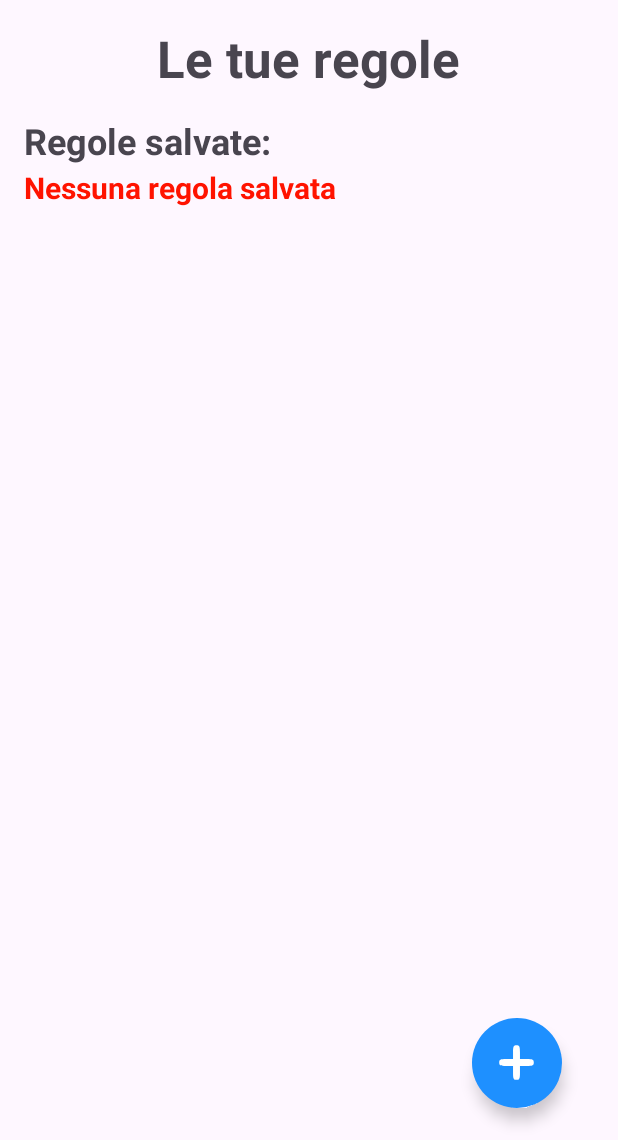
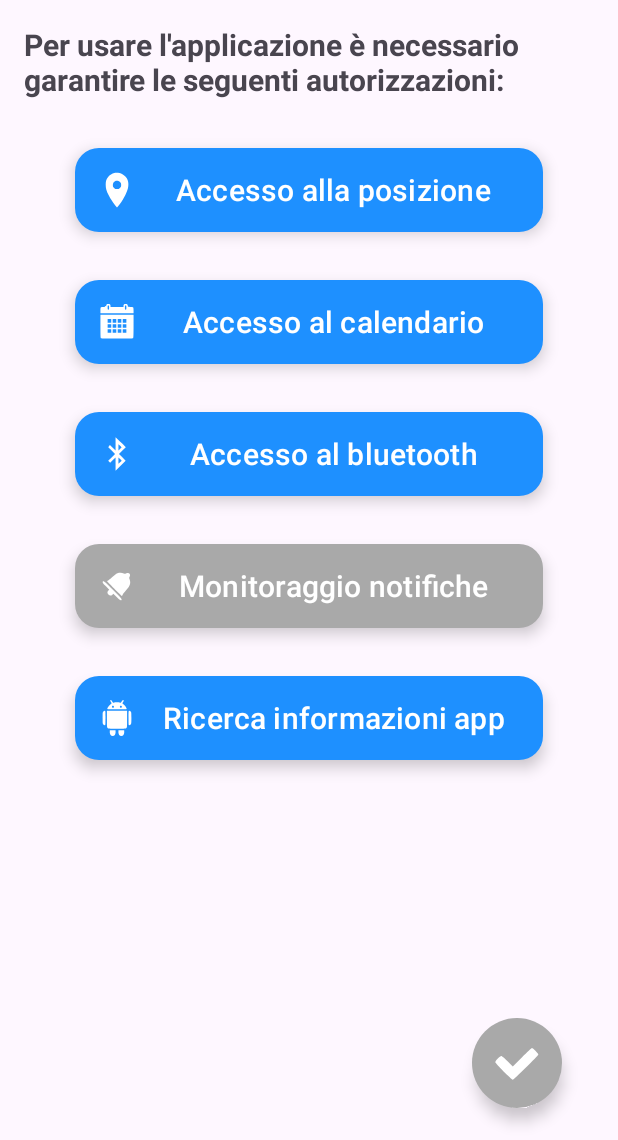
Before and after one commit to AleDeGregorio/PrivacyManager, an Android app: the screen it shows after launch (MainActivity before the commit, AskPermissionsActivity after it), on a phone screen of 412 x 824 dp, the part 96-1236 px from its top. Run offline under Robolectric (Android 15) with nearby library versions, the phone set to English and light mode, and no system bars.

Commit message:
feat: new launching activity asking for permissions

```diff
--- /dev/null
+++ b/app/src/main/java/it/polito/s294545/privacymanager/activities/AskPermissionsActivity.kt
@@ -0,0 +1,272 @@
+package it.polito.s294545.privacymanager.activities
+
+import android.Manifest
+import android.app.AppOpsManager
+import android.content.Intent
+import android.content.pm.PackageManager
+import android.content.res.ColorStateList
+import android.os.Bundle
+import android.provider.Settings
+import androidx.activity.OnBackPressedCallback
+import androidx.appcompat.app.AppCompatActivity
+import androidx.core.app.NotificationManagerCompat
+import com.google.android.material.floatingactionbutton.ExtendedFloatingActionButton
+import com.google.android.material.floatingactionbutton.FloatingActionButton
+import it.polito.s294545.privacymanager.R
+
+class AskPermissionsActivity : AppCompatActivity() {
+
+    private val NUMBER_OF_PERMISSIONS = 5
+    // Count the permissions granted. If there are NUMBER_OF_PERMISSIONS of them, then ok
+    private var countPermissions = 0
+
+    // Permissions
+    private val LOCATION_PERMISSION_REQUEST = 101
+    private val LOCATION_PERMISSIONS = arrayOf(
+        Manifest.permission.ACCESS_FINE_LOCATION,
+        Manifest.permission.ACCESS_COARSE_LOCATION
+    )
+
+    private val CALENDAR_PERMISSION_REQUEST = 102
+    private val CALENDAR_PERMISSIONS = arrayOf(
+        Manifest.permission.READ_CALENDAR,
+        Manifest.permission.WRITE_CALENDAR
+    )
+
+    private val BLUETOOTH_PERMISSION_REQUEST = 103
+    private val BLUETOOTH_PERMISSIONS = arrayOf(
+        Manifest.permission.BLUETOOTH_SCAN,
+        Manifest.permission.BLUETOOTH_ADVERTISE,
+        Manifest.permission.BLUETOOTH_CONNECT
+    )
+
+    private val NOTIFICATION_PERMISSION_REQUEST = 104
+
+    private val PACKAGE_USAGE_STATS_PERMISSION_REQUEST = 105
+
+    private val KILL_PROCESS_PERMISSION_REQUEST = 106
+
+    // Permission buttons
+    private lateinit var locationButton: ExtendedFloatingActionButton
+    private lateinit var calendarButton: ExtendedFloatingActionButton
+    private lateinit var bluetoothButton: ExtendedFloatingActionButton
+    private lateinit var notificationsButton: ExtendedFloatingActionButton
+    private lateinit var usageButton: ExtendedFloatingActionButton
+
+    private lateinit var confirmButton: FloatingActionButton
+
+    override fun onCreate(savedInstanceState: Bundle?) {
+        super.onCreate(savedInstanceState)
+        setContentView(R.layout.activity_ask_permissions)
+
+        // Manage user's back pressure
+        val callback = object : OnBackPressedCallback(true) {
+            override fun handleOnBackPressed() {
+                // Do nothing
+            }
+        }
+        onBackPressedDispatcher.addCallback(this, callback)
+
+        // Confirm permissions button
+        confirmButton = findViewById(R.id.confirm_permissions)
+
+        // Manage permission buttons
+        locationButton = findViewById(R.id.location_permission)
+        if (hasLocationPermission()) {
+            setPermissionButton(locationButton)
+        }
+        else {
+            locationButton.setOnClickListener {
+                requestLocationPermission()
+            }
+        }
+
+        calendarButton = findViewById(R.id.calendar_permission)
+        if (hasCalendarPermission()) {
+            setPermissionButton(calendarButton)
+        }
+        else {
+            calendarButton.setOnClickListener {
+                requestCalendarPermission()
+            }
+        }
+
+        bluetoothButton = findViewById(R.id.bluetooth_permission)
+        if (hasBluetoothPermission()) {
+            setPermissionButton(bluetoothButton)
+        }
+        else {
+            bluetoothButton.setOnClickListener {
+                requestBluetoothPermission()
+            }
+        }
+
+        notificationsButton = findViewById(R.id.notifications_permission)
+        if (hasNotificationPermission()) {
+            setPermissionButton(notificationsButton)
+        }
+        else {
+            notificationsButton.setOnClickListener {
+                requestNotificationPermission()
+            }
+        }
+
+        usageButton = findViewById(R.id.usage_permission)
+        if (hasUsageStatsPermission()) {
+            setPermissionButton(usageButton)
+        }
+        else {
+            usageButton.setOnClickListener {
+                requestUsageStatsPermission()
+            }
+        }
+
+        if (!hasKillProcessPermission()) {
+            requestKillProcessPermission()
+        }
+
+        if (countPermissions == NUMBER_OF_PERMISSIONS) {
+            goToMainApplication()
+        }
+    }
+
+    private fun goToMainApplication() {
+        val intent = Intent(this, MainActivity::class.java)
+        intent.addFlags(Intent.FLAG_ACTIVITY_CLEAR_TOP or Intent.FLAG_ACTIVITY_CLEAR_TASK)
+        startActivity(intent)
+        finish()
+    }
+
+    private fun setConfirmButton() {
+        confirmButton.backgroundTintList = ColorStateList.valueOf(resources.getColor(R.color.primary))
+        confirmButton.isClickable = true
+        confirmButton.isFocusable = true
+
+        confirmButton.setOnClickListener {
+            goToMainApplication()
+        }
+    }
+
+    private fun setPermissionButton(button: ExtendedFloatingActionButton) {
+        countPermissions++
+
+        if (countPermissions == NUMBER_OF_PERMISSIONS) {
+            setConfirmButton()
+        }
+
+        button.setBackgroundColor(resources.getColor(R.color.primary))
+    }
+
+    // ----- Check if permission has been granted -----
+
+    private fun hasLocationPermission() : Boolean {
+        return checkSelfPermission(Manifest.permission.ACCESS_FINE_LOCATION) == PackageManager.PERMISSION_GRANTED &&
+                checkSelfPermission(Manifest.permission.ACCESS_COARSE_LOCATION) == PackageManager.PERMISSION_GRANTED
+    }
+
+    private fun hasCalendarPermission() : Boolean {
+        return checkSelfPermission(Manifest.permission.READ_CALENDAR) == PackageManager.PERMISSION_GRANTED &&
+                checkSelfPermission(Manifest.permission.WRITE_CALENDAR) == PackageManager.PERMISSION_GRANTED
+    }
+
+    private fun hasBluetoothPermission() : Boolean {
+        return checkSelfPermission(Manifest.permission.BLUETOOTH_SCAN) == PackageManager.PERMISSION_GRANTED &&
+                checkSelfPermission(Manifest.permission.BLUETOOTH_ADVERTISE) == PackageManager.PERMISSION_GRANTED &&
+                checkSelfPermission(Manifest.permission.BLUETOOTH_CONNECT) == PackageManager.PERMISSION_GRANTED
+    }
+
+    private fun hasNotificationPermission() : Boolean {
+        return NotificationManagerCompat.getEnabledListenerPackages(this).contains(packageName)
+    }
+
+    private fun hasUsageStatsPermission() : Boolean {
+        val appOps = getSystemService(APP_OPS_SERVICE) as AppOpsManager
+        val mode = appOps.checkOpNoThrow(
+            AppOpsManager.OPSTR_GET_USAGE_STATS,
+            android.os.Process.myUid(),
+            packageName
+        )
+        return mode == AppOpsManager.MODE_ALLOWED
+    }
+
+    private fun hasKillProcessPermission() : Boolean {
+        return checkSelfPermission(Manifest.permission.KILL_BACKGROUND_PROCESSES) == PackageManager.PERMISSION_GRANTED
+    }
+
+    // ----- End of check if permission granted -----
+
+    // ----- Request permission -----
+
+    private fun requestLocationPermission() {
+        requestPermissions(LOCATION_PERMISSIONS, LOCATION_PERMISSION_REQUEST)
+    }
+
+    private fun requestCalendarPermission() {
+        requestPermissions(CALENDAR_PERMISSIONS, CALENDAR_PERMISSION_REQUEST)
+    }
+
+    private fun requestBluetoothPermission() {
+        requestPermissions(BLUETOOTH_PERMISSIONS, BLUETOOTH_PERMISSION_REQUEST)
+    }
+
+    private fun requestNotificationPermission() {
+        val intent = Intent("android.settings.ACTION_NOTIFICATION_LISTENER_SETTINGS")
+        startActivityForResult(intent, NOTIFICATION_PERMISSION_REQUEST)
+    }
+
+    private fun requestUsageStatsPermission() {
+        val intent = Intent(Settings.ACTION_USAGE_ACCESS_SETTINGS)
+        startActivityForResult(intent, PACKAGE_USAGE_STATS_PERMISSION_REQUEST)
+    }
+
+    private fun requestKillProcessPermission() {
+        requestPermissions(arrayOf(Manifest.permission.KILL_BACKGROUND_PROCESSES), KILL_PROCESS_PERMISSION_REQUEST)
+    }
+
+    // ----- End of request permission -----
+
+    override fun onRequestPermissionsResult(requestCode: Int, permissions: Array<out String>, grantResults: IntArray) {
+        super.onRequestPermissionsResult(requestCode, permissions, grantResults)
+
+        when (requestCode) {
+            LOCATION_PERMISSION_REQUEST -> {
+                if (grantResults.isNotEmpty() && grantResults[0] == PackageManager.PERMISSION_GRANTED) {
+                    setPermissionButton(locationButton)
+                }
+            }
+            CALENDAR_PERMISSION_REQUEST -> {
+                if (grantResults.isNotEmpty() && grantResults[0] == PackageManager.PERMISSION_GRANTED) {
+                    setPermissionButton(calendarButton)
+                }
+            }
+            BLUETOOTH_PERMISSION_REQUEST -> {
+                if (grantResults.isNotEmpty() && grantResults[0] == PackageManager.PERMISSION_GRANTED) {
+                    setPermissionButton(bluetoothButton)
+                }
+            }
+        }
+    }
+
+    override fun onActivityResult(requestCode: Int, resultCode: Int, data: Intent?) {
+        super.onActivityResult(requestCode, resultCode, data)
+
+        when (requestCode) {
+            NOTIFICATION_PERMISSION_REQUEST -> {
+                if (NotificationManagerCompat.getEnabledListenerPackages(this).contains(packageName)) {
+                    setPermissionButton(notificationsButton)
+                }
+            }
+            PACKAGE_USAGE_STATS_PERMISSION_REQUEST -> {
+                val appOps = getSystemService(APP_OPS_SERVICE) as AppOpsManager
+                val mode = appOps.checkOpNoThrow(
+                    AppOpsManager.OPSTR_GET_USAGE_STATS,
+                    android.os.Process.myUid(),
+                    packageName
+                )
+                if (mode == AppOpsManager.MODE_ALLOWED) {
+                    setPermissionButton(usageButton)
+                }
+            }
+        }
+    }
+}
--- a/app/src/main/java/it/polito/s294545/privacymanager/activities/MainActivity.kt
+++ b/app/src/main/java/it/polito/s294545/privacymanager/activities/MainActivity.kt
@@ -39,43 +39,10 @@ private lateinit var noRule : TextView
 
 class MainActivity : AppCompatActivity() {
 
-    // Permissions
-    private val LOCATION_PERMISSION_REQUEST = 106
-    private val LOCATION_PERMISSIONS = arrayOf(
-        Manifest.permission.ACCESS_FINE_LOCATION,
-        Manifest.permission.ACCESS_COARSE_LOCATION
-    )
-    private val CALENDAR_PERMISSION_REQUEST = 102
-    private val CALENDAR_PERMISSIONS = arrayOf(
-        Manifest.permission.READ_CALENDAR,
-        Manifest.permission.WRITE_CALENDAR
-    )
-    private val NOTIFICATION_PERMISSION_REQUEST = 108
-    private val BLUETOOTH_PERMISSION_REQUEST = 107
-    private val BLUETOOTH_PERMISSIONS = arrayOf(
-        Manifest.permission.BLUETOOTH_SCAN,
-        Manifest.permission.BLUETOOTH_ADVERTISE,
-        Manifest.permission.BLUETOOTH_CONNECT
-    )
-    private val KILL_PROCESS_PERMISSION_REQUEST = 105
-
     override fun onCreate(savedInstanceState: Bundle?) {
         super.onCreate(savedInstanceState)
         context = this.applicationContext
         setContentView(R.layout.activity_main)
-
-        if (!hasLocationPermission()) {
-            requestLocationPermission()
-        }
-        if (!hasCalendarPermission()) {
-            requestCalendarPermission()
-        }
-        if (!hasBluetoothPermission()) {
-            requestBluetoothPermission()
-        }
-        if (!hasKillProcessPermission()) {
-            requestKillProcessPermission()
-        }
 
         val retrievedRules = PreferencesManager.getAllPrivacyRules(this)
         noRule = findViewById(R.id.no_rule)
@@ -114,16 +81,6 @@ class MainActivity : AppCompatActivity() {
             val intent = Intent(this, MonitorManager::class.java)
             intent.putExtra("activeRules", Json.encodeToString(activeRules))
             ContextCompat.startForegroundService(this, intent)
-
-            if (activeRules.any { it.permissions!!.contains("notifications") }) {
-                // Just the first time
-                /*
-                if (!hasNotificationPermission()) {
-                    requestNotificationPermission()
-                }
-
-                 */
-            }
         }
         // If no active rules, stop monitoring service
         else {
@@ -145,54 +102,6 @@ class MainActivity : AppCompatActivity() {
 
         savedRules.clear()
         activeRules.clear()
-    }
-
-    private fun hasNotificationPermission() : Boolean {
-        return checkSelfPermission(Manifest.permission.BIND_NOTIFICATION_LISTENER_SERVICE) == PackageManager.PERMISSION_GRANTED
-    }
-
-    private fun requestNotificationPermission() {
-        // It has to be granted manually by the user
-        val notificationIntent = Intent("android.settings.ACTION_NOTIFICATION_LISTENER_SETTINGS")
-        startActivity(notificationIntent)
-
-        requestPermissions(arrayOf(Manifest.permission.BIND_NOTIFICATION_LISTENER_SERVICE), NOTIFICATION_PERMISSION_REQUEST)
-    }
-
-    private fun hasLocationPermission() : Boolean {
-        return checkSelfPermission(Manifest.permission.ACCESS_FINE_LOCATION) == PackageManager.PERMISSION_GRANTED &&
-                checkSelfPermission(Manifest.permission.ACCESS_COARSE_LOCATION) == PackageManager.PERMISSION_GRANTED
-    }
-
-    private fun requestLocationPermission() {
-        requestPermissions(LOCATION_PERMISSIONS, LOCATION_PERMISSION_REQUEST)
-    }
-
-    private fun hasCalendarPermission() : Boolean {
-        return checkSelfPermission(Manifest.permission.READ_CALENDAR) == PackageManager.PERMISSION_GRANTED &&
-                checkSelfPermission(Manifest.permission.WRITE_CALENDAR) == PackageManager.PERMISSION_GRANTED
-    }
-
-    private fun requestCalendarPermission() {
-        requestPermissions(CALENDAR_PERMISSIONS, CALENDAR_PERMISSION_REQUEST)
-    }
-
-    private fun hasBluetoothPermission() : Boolean {
-        return checkSelfPermission(Manifest.permission.BLUETOOTH_SCAN) == PackageManager.PERMISSION_GRANTED &&
-                checkSelfPermission(Manifest.permission.BLUETOOTH_ADVERTISE) == PackageManager.PERMISSION_GRANTED &&
-                checkSelfPermission(Manifest.permission.BLUETOOTH_CONNECT) == PackageManager.PERMISSION_GRANTED
-    }
-
-    private fun requestBluetoothPermission() {
-        requestPermissions(BLUETOOTH_PERMISSIONS, BLUETOOTH_PERMISSION_REQUEST)
-    }
-
-    private fun hasKillProcessPermission() : Boolean {
-        return checkSelfPermission(Manifest.permission.KILL_BACKGROUND_PROCESSES) == PackageManager.PERMISSION_GRANTED
-    }
-
-    private fun requestKillProcessPermission() {
-        requestPermissions(arrayOf(Manifest.permission.KILL_BACKGROUND_PROCESSES), KILL_PROCESS_PERMISSION_REQUEST)
     }
 
     @SuppressLint("ClickableViewAccessibility")
--- a/app/src/main/java/it/polito/s294545/privacymanager/utilities/MonitorManager.kt
+++ b/app/src/main/java/it/polito/s294545/privacymanager/utilities/MonitorManager.kt
@@ -154,7 +154,7 @@ class MonitorManager : Service() {
         notificationManager.createNotificationChannel(signalNotificationChannel)
 
         signalNotification = NotificationCompat.Builder(this, signalChannelID)
-            .setContentTitle("Privacy manager")
+            .setContentTitle("Privacy Manager")
             .setContentText("Rilevata violazione di una regola")
             .setSmallIcon(R.drawable.icon_safety)
             .setDefaults(Notification.DEFAULT_SOUND or Notification.DEFAULT_VIBRATE)
@@ -185,7 +185,6 @@ class MonitorManager : Service() {
     private fun monitorRunningApps() {
         // Check if permission is granted
         if (!hasUsageStatsPermission()) {
-            requestUsageStatsPermission()
             return
         }
 
@@ -494,11 +493,6 @@ class MonitorManager : Service() {
         return mode == AppOpsManager.MODE_ALLOWED
     }
 
-    private fun requestUsageStatsPermission() {
-        val intent = Intent(Settings.ACTION_USAGE_ACCESS_SETTINGS)
-        //startActivityForResult(context as Activity, intent, PACKAGE_USAGE_STATS_PERMISSION_REQUEST, null)
-    }
-
     fun stopForegroundService() {
         stopForeground(STOP_FOREGROUND_REMOVE)
         stopSelf()
--- /dev/null
+++ b/app/src/main/res/drawable/icon_bluetooth.xml
@@ -0,0 +1,5 @@
+<vector android:height="200dp" android:viewportHeight="100"
+    android:viewportWidth="100" android:width="200dp" xmlns:android="http://schemas.android.com/apk/res/android">
+    <path android:fillColor="#000000"
+        android:pathData="M46,22.1l0,18.4 -7.9,-7.9 -7.8,-7.8 -2.3,3.2 -2.3,3.2 9.4,9.4 9.4,9.4 -9.5,9.5 -9.5,9.5 2.8,2.7 2.7,2.8 7.5,-7.5 7.5,-7.4 0,18.4 0,18.5 14,-14 14,-14 -9.2,-9.2 -9.3,-9.3 9.5,-9.5 9.5,-9.5 -8.5,-8.6c-4.7,-4.7 -11.1,-10.8 -14.2,-13.6l-5.8,-5 0,18.3zM63,31.5c0,-0 -2,2.1 -4.5,4.5l-4.5,4.4 0,-8.9 0,-8.9 4.5,4.4c2.5,2.4 4.5,4.5 4.5,4.5zM63,68.5c0,-0 -2,2.1 -4.5,4.5l-4.5,4.4 0,-8.9 0,-8.9 4.5,4.4c2.5,2.4 4.5,4.5 4.5,4.5z" android:strokeColor="#00000000"/>
+</vector>
--- /dev/null
+++ b/app/src/main/res/layout/activity_ask_permissions.xml
@@ -0,0 +1,147 @@
+<?xml version="1.0" encoding="utf-8"?>
+<RelativeLayout xmlns:android="http://schemas.android.com/apk/res/android"
+    xmlns:app="http://schemas.android.com/apk/res-auto"
+    xmlns:tools="http://schemas.android.com/tools"
+    android:layout_width="match_parent"
+    android:layout_height="match_parent"
+    tools:context=".activities.AskPermissionsActivity">
+
+    <include
+        android:id="@+id/toolbarLayout"
+        layout="@layout/toolbar"
+        android:layout_width="match_parent"
+        android:layout_height="wrap_content"
+        android:layout_alignParentTop="true"/>
+
+    <TextView
+        android:id="@+id/ask_permissions_info"
+        android:layout_width="wrap_content"
+        android:layout_height="wrap_content"
+        android:layout_below="@+id/toolbarLayout"
+        android:text="@string/ask_permissions"
+        android:layout_marginTop="@dimen/margin_top_title"
+        android:layout_marginStart="@dimen/margin_top_title"
+        android:layout_marginEnd="@dimen/margin_top_title"
+        android:textSize="20sp"
+        android:textStyle="bold" />
+
+    <com.google.android.material.floatingactionbutton.ExtendedFloatingActionButton
+        android:id="@+id/location_permission"
+        android:layout_width="@dimen/permission_width"
+        android:layout_height="wrap_content"
+        android:layout_alignParentStart="true"
+        android:layout_below="@+id/ask_permissions_info"
+        android:layout_marginTop="@dimen/permission_margin_top"
+        android:layout_alignParentEnd="true"
+        android:layout_marginStart="@dimen/permission_margin_start"
+        android:layout_marginEnd="@dimen/permission_margin_start"
+        android:contentDescription="@string/location_permission"
+        android:text="@string/ask_location"
+        android:textAlignment="center"
+        android:textColor="@color/white"
+        android:textSize="20sp"
+        app:backgroundTint="@color/dark_grey"
+        app:icon="@drawable/icon_location"
+        app:iconTint="@color/white"
+        app:tint="@color/white" />
+
+    <com.google.android.material.floatingactionbutton.ExtendedFloatingActionButton
+        android:id="@+id/calendar_permission"
+        android:layout_width="@dimen/permission_width"
+        android:layout_height="wrap_content"
+        android:layout_alignParentStart="true"
+        android:layout_below="@+id/location_permission"
+        android:layout_marginTop="@dimen/permission_margin_top"
+        android:layout_alignParentEnd="true"
+        android:layout_marginStart="@dimen/permission_margin_start"
+        android:layout_marginEnd="@dimen/permission_margin_start"
+        android:contentDescription="@string/calendar_permission"
+        android:text="@string/ask_calendar"
+        android:textAlignment="center"
+        android:textColor="@color/white"
+        android:textSize="20sp"
+        app:backgroundTint="@color/dark_grey"
+        app:icon="@drawable/icon_calendar"
+        app:iconTint="@color/white"
+        app:tint="@color/white" />
+
+    <com.google.android.material.floatingactionbutton.ExtendedFloatingActionButton
+        android:id="@+id/bluetooth_permission"
+        android:layout_width="@dimen/permission_width"
+        android:layout_height="wrap_content"
+        android:layout_alignParentStart="true"
+        android:layout_below="@+id/calendar_permission"
+        android:layout_marginTop="@dimen/permission_margin_top"
+        android:layout_alignParentEnd="true"
+        android:layout_marginStart="@dimen/permission_margin_start"
+        android:layout_marginEnd="@dimen/permission_margin_start"
+        android:contentDescription="@string/bluetooth_permission"
+        android:text="@string/ask_bluetooth"
+        android:textAlignment="center"
+        android:textColor="@color/white"
+        android:textSize="20sp"
+        app:backgroundTint="@color/dark_grey"
+        app:icon="@drawable/icon_bluetooth"
+        app:iconTint="@color/white"
+        app:tint="@color/white" />
+
+    <com.google.android.material.floatingactionbutton.ExtendedFloatingActionButton
+        android:id="@+id/notifications_permission"
+        android:layout_width="@dimen/permission_width"
+        android:layout_height="wrap_content"
+        android:layout_alignParentStart="true"
+        android:layout_below="@+id/bluetooth_permission"
+        android:layout_marginTop="@dimen/permission_margin_top"
+        android:layout_alignParentEnd="true"
+        android:layout_marginStart="@dimen/permission_margin_start"
+        android:layout_marginEnd="@dimen/permission_margin_start"
+        android:contentDescription="@string/notifications_permission"
+        android:text="@string/ask_notifications"
+        android:textAlignment="center"
+        android:textColor="@color/white"
+        android:textSize="20sp"
+        app:backgroundTint="@color/dark_grey"
+        app:icon="@drawable/icon_notification"
+        app:iconTint="@color/white"
+        app:tint="@color/white" />
+
+    <com.google.android.material.floatingactionbutton.ExtendedFloatingActionButton
+        android:id="@+id/usage_permission"
+        android:layout_width="@dimen/permission_width"
+        android:layout_height="wrap_content"
+        android:layout_alignParentStart="true"
+        android:layout_below="@+id/notifications_permission"
+        android:layout_marginTop="@dimen/permission_margin_top"
+        android:layout_alignParentEnd="true"
+        android:layout_marginStart="@dimen/permission_margin_start"
+        android:layout_marginEnd="@dimen/permission_margin_start"
+        android:contentDescription="@string/usage_permission"
+        android:text="@string/ask_usage"
+        android:textAlignment="center"
+        android:textColor="@color/white"
+        android:textSize="20sp"
+        app:backgroundTint="@color/dark_grey"
+        app:icon="@drawable/icon_app"
+        app:iconTint="@color/white"
+        app:tint="@color/white" />
+
+    <com.google.android.material.floatingactionbutton.FloatingActionButton
+        android:id="@+id/confirm_permissions"
+        android:layout_width="wrap_content"
+        android:layout_height="wrap_content"
+        android:layout_gravity="end|bottom"
+        android:contentDescription="@string/confirm_permissions"
+        android:src="@drawable/icon_confirm"
+        app:backgroundTint="@color/dark_grey"
+        android:clickable="false"
+        android:focusable="false"
+        style="@style/Widget.MaterialComponents.ExtendedFloatingActionButton"
+        app:fabCustomSize="60dp"
+        android:layout_alignParentBottom="true"
+        android:layout_alignParentEnd="true"
+        android:layout_marginEnd="37.5dp"
+        android:layout_marginBottom="21dp"
+        app:maxImageSize="30dp"
+        app:tint="@color/white" />
+
+</RelativeLayout>
--- a/app/src/main/res/values/colors.xml
+++ b/app/src/main/res/values/colors.xml
@@ -8,6 +8,6 @@
     <color name="grey">#E0E0E0</color>
     <color name="dark_grey">#A9A9A9</color>
     <color name="cancel">#87CEFA</color>
-    <color name="confirm">#7FFC90</color>
+    <color name="confirm">#50FF67</color>
     <color name="error">#FF1300</color>
 </resources>
--- a/app/src/main/res/values/dimension.xml
+++ b/app/src/main/res/values/dimension.xml
@@ -7,4 +7,7 @@
     <dimen name="text_day_button">14sp</dimen>
     <dimen name="text_box_add_time_slot">18sp</dimen>
     <dimen name="saved_rule_card">185dp</dimen>
+    <dimen name="permission_width">305dp</dimen>
+    <dimen name="permission_margin_start">50dp</dimen>
+    <dimen name="permission_margin_top">32dp</dimen>
 </resources>
--- a/app/src/main/res/values/strings.xml
+++ b/app/src/main/res/values/strings.xml
@@ -1,5 +1,5 @@
 <resources>
-    <string name="app_name">PrivacyManager</string>
+    <string name="app_name">Privacy Manager</string>
     <string name="edit_rule">Edit rule</string>
     <string name="delete_rule">Delete rule</string>
     <string name="test_rule">Test rule</string>
@@ -113,4 +113,16 @@
     <string name="saved_rules">Regole salvate:</string>
     <string name="active_rules">Regole attive:</string>
     <string name="notification_title">Notification title</string>
+    <string name="ask_permissions">Per usare l\'applicazione è necessario garantire le seguenti autorizzazioni:</string>
+    <string name="location_permission">Location permission</string>
+    <string name="ask_location">Accesso alla posizione</string>
+    <string name="calendar_permission">Calendar permission</string>
+    <string name="ask_calendar">Accesso al calendario</string>
+    <string name="bluetooth_permission">Bluetooth permission</string>
+    <string name="ask_bluetooth">Accesso al bluetooth</string>
+    <string name="notifications_permission">Notifications permission</string>
+    <string name="ask_notifications">Monitoraggio notifiche</string>
+    <string name="usage_permission">Usage permission</string>
+    <string name="ask_usage">Ricerca informazioni app</string>
+    <string name="confirm_permissions">Confirm permissions</string>
 </resources>
```
Also changed, not shown: app/src/main/AndroidManifest.xml (+13 -16 lines).
